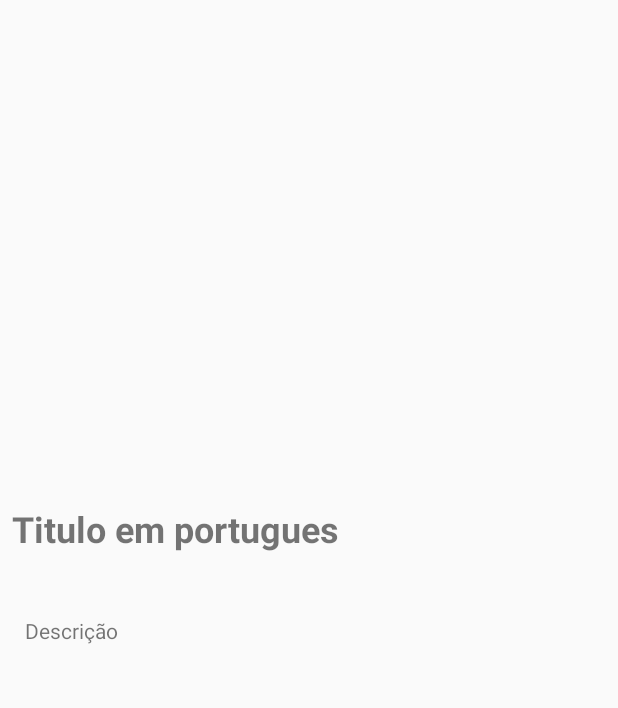
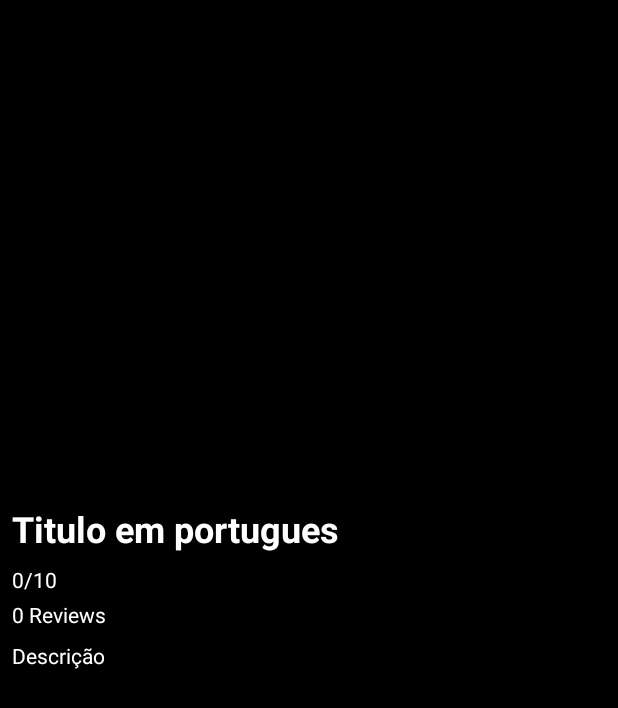
Before and after one commit to 0tavi0/CoroutinesTeste, an Android app: the layout detail_popular_movie_activity.xml on its own in the app's theme, with its tools: preview values and no code run, on a phone screen of 412 x 824 dp. Shown: the top 708 px of the screen. Run offline under Robolectric (Android 15) with nearby library versions, the phone set to English and light mode, and no system bars; plain views replace SimpleDraweeView.

Commit message:
edit details movies popular

```diff
--- a/app/src/main/java/com/example/coroutinesteste/ui/main/DetailMoviePopular.kt
+++ b/app/src/main/java/com/example/coroutinesteste/ui/main/DetailMoviePopular.kt
@@ -2,7 +2,9 @@ package com.example.coroutinesteste.ui.main
 
 import android.content.Context
 import android.content.Intent
+import android.graphics.Color
 import android.os.Bundle
+import android.util.Log
 import com.example.coroutinesteste.BuildConfigHelper
 import com.example.coroutinesteste.R
 import com.example.coroutinesteste.base.DetailMovieBase
@@ -22,7 +24,12 @@ class DetailMoviePopular : DetailMovieBase() {
     private fun configView() {
         tv_title_original.text = movie.title
         tv_description.text = movie.overview
-        img_details_movie_popular.setImageURI(BuildConfigHelper.BASE_URL_IMG + movie.backdrop_path)
+        if (movie.vote_average <= 6.0) {
+            tv_vote_average.setTextColor(Color.RED)
+        }
+        tv_vote_average.text = movie.vote_average.toString()
+        tv_vote_count.text = movie.vote_count.toString()
+        img_details_movie_popular.setImageURI("https://image.tmdb.org/t/p/w500" + movie.backdrop_path)
     }
 
     companion object {
--- a/app/src/main/java/com/example/coroutinesteste/ui/main/MainFragment.kt
+++ b/app/src/main/java/com/example/coroutinesteste/ui/main/MainFragment.kt
@@ -1,6 +1,7 @@
 package com.example.coroutinesteste.ui.main
 
 import android.os.Bundle
+import android.util.Log
 import android.view.LayoutInflater
 import android.view.View
 import android.view.ViewGroup
@@ -29,6 +30,7 @@ class MainFragment : Fragment() {
         observersTrending()
         observerPopularMovies()
         getPopularMovies()
+        getTrendingMovies()
 
     }
 
@@ -53,6 +55,7 @@ class MainFragment : Fragment() {
     private fun observersTrending() {
         viewModel.moviesLiveData.observe(viewLifecycleOwner, Observer {
           //  message.text = it.total_results.toString()
+            Log.e("Result", it.results.toString())
         })
 
         viewModel.listResult.observe(viewLifecycleOwner, Observer {
--- a/app/src/main/res/layout/detail_popular_movie_activity.xml
+++ b/app/src/main/res/layout/detail_popular_movie_activity.xml
@@ -1,4 +1,6 @@
 <?xml version="1.0" encoding="utf-8"?>
+
+
 <androidx.constraintlayout.widget.ConstraintLayout
     xmlns:android="http://schemas.android.com/apk/res/android"
     xmlns:app="http://schemas.android.com/apk/res-auto"
@@ -6,11 +8,12 @@
     android:id="@+id/container"
     android:layout_width="match_parent"
     android:layout_height="match_parent"
+    android:background="@color/colorBackground"
     tools:context=".ui.main.MainActivity">
 
     <com.facebook.drawee.view.SimpleDraweeView
         android:id="@+id/img_details_movie_popular"
-        android:layout_width="407dp"
+        android:layout_width="match_parent"
         android:layout_height="328dp"
         app:layout_constraintEnd_toEndOf="parent"
         app:layout_constraintStart_toStartOf="parent"
@@ -24,6 +27,7 @@
         android:layout_marginStart="8dp"
         android:layout_marginTop="8dp"
         android:text="Titulo em portugues"
+        android:textColor="@color/colorWhite"
         android:textSize="24sp"
         android:textStyle="bold"
         app:layout_constraintStart_toStartOf="parent"
@@ -31,14 +35,56 @@
 
     <TextView
         android:id="@+id/tv_description"
-        android:layout_width="370dp"
-        android:layout_height="211dp"
-        android:layout_marginStart="16dp"
-        android:layout_marginTop="42dp"
-        android:layout_marginEnd="25dp"
+        android:layout_width="match_parent"
+        android:layout_height="306dp"
+        android:layout_marginStart="8dp"
+        android:layout_marginTop="8dp"
+        android:layout_marginEnd="16dp"
         android:text="Descrição"
+        android:textColor="@color/colorWhite"
         app:layout_constraintEnd_toEndOf="parent"
         app:layout_constraintStart_toStartOf="parent"
+        app:layout_constraintTop_toBottomOf="@+id/textView4" />
+
+    <TextView
+        android:id="@+id/textView"
+        android:layout_width="wrap_content"
+        android:layout_height="wrap_content"
+        android:text="/10"
+        android:textColor="@color/colorWhite"
+        app:layout_constraintBottom_toBottomOf="@+id/tv_vote_average"
+        app:layout_constraintStart_toEndOf="@+id/tv_vote_average"
+        app:layout_constraintTop_toTopOf="@+id/tv_vote_average" />
+
+    <TextView
+        android:id="@+id/tv_vote_average"
+        android:layout_width="wrap_content"
+        android:layout_height="wrap_content"
+        android:layout_marginTop="8dp"
+        android:text="0"
+        android:textColor="@color/colorWhite"
+        app:layout_constraintStart_toStartOf="@+id/tv_title_original"
         app:layout_constraintTop_toBottomOf="@+id/tv_title_original" />
 
+    <TextView
+        android:id="@+id/tv_vote_count"
+        android:layout_width="wrap_content"
+        android:layout_height="wrap_content"
+        android:layout_marginTop="4dp"
+        android:text="0"
+        android:textColor="@color/colorWhite"
+        app:layout_constraintStart_toStartOf="@+id/tv_vote_average"
+        app:layout_constraintTop_toBottomOf="@+id/textView" />
+
+    <TextView
+        android:id="@+id/textView4"
+        android:layout_width="wrap_content"
+        android:layout_height="wrap_content"
+        android:layout_marginStart="3dp"
+        android:text="Reviews"
+        android:textColor="@color/colorWhite"
+        app:layout_constraintBottom_toBottomOf="@+id/tv_vote_count"
+        app:layout_constraintStart_toEndOf="@+id/tv_vote_count"
+        app:layout_constraintTop_toTopOf="@+id/tv_vote_count" />
+
 </androidx.constraintlayout.widget.ConstraintLayout>
--- a/app/src/main/res/values/colors.xml
+++ b/app/src/main/res/values/colors.xml
@@ -1,6 +1,8 @@
 <?xml version="1.0" encoding="utf-8"?>
 <resources>
-    <color name="colorPrimary">#6200EE</color>
-    <color name="colorPrimaryDark">#3700B3</color>
+    <color name="colorPrimary">#434145</color>
+    <color name="colorPrimaryDark">#000000</color>
     <color name="colorAccent">#03DAC5</color>
+    <color name="colorBackground">#000000</color>
+    <color name="colorWhite">#FFFFFF</color>
 </resources>
```
